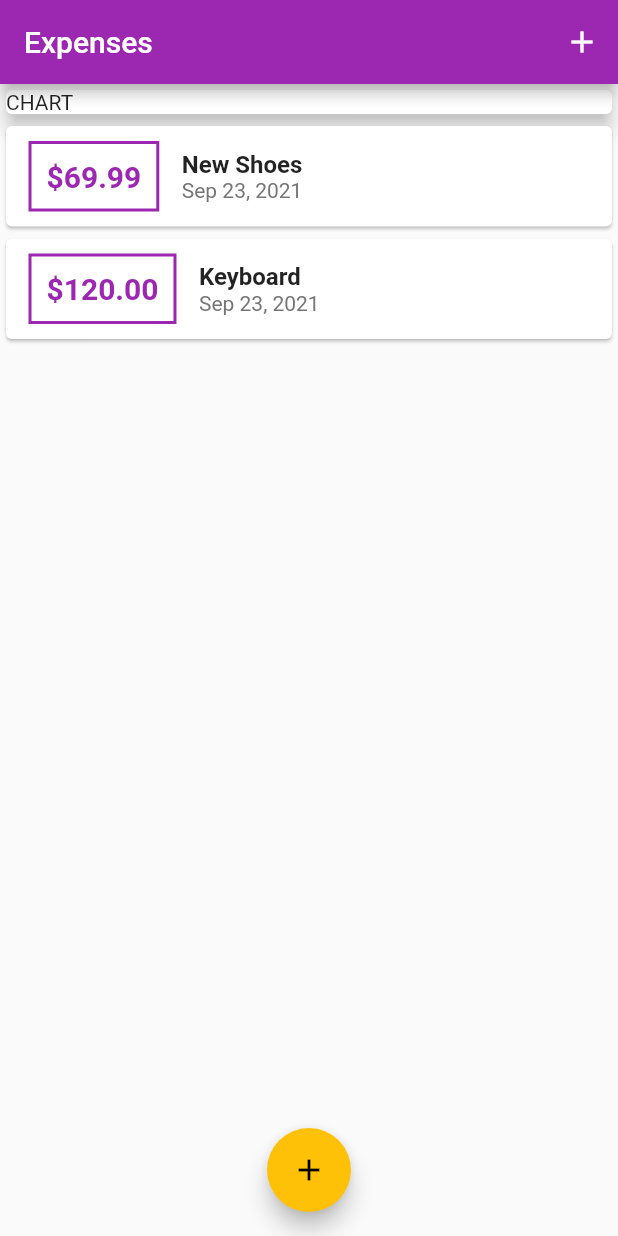
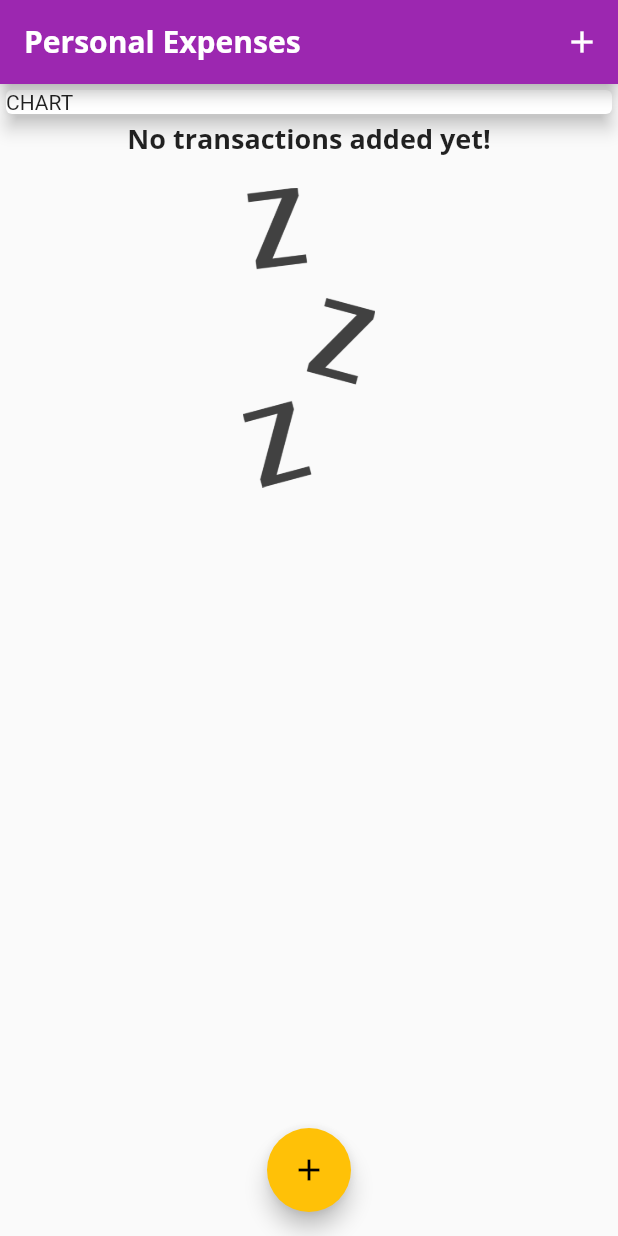
Before and after one commit to supanthapaul/flutter_personal_expenses, a Flutter app: the screen it shows after launch, on a phone screen of 412 x 824 dp. Run offline on Flutter 3.47's test engine with Material 2 defaults, Android fonts, the phone set to English and light mode, and no system bars.

Commit message:
Added custom fonts and images

```diff
--- a/lib/main.dart
+++ b/lib/main.dart
@@ -15,6 +15,23 @@ class MyApp extends StatelessWidget {
         theme: ThemeData(
           primarySwatch: Colors.purple,
           accentColor: Colors.amber,
+          fontFamily: "Quicksand",
+          textTheme: ThemeData.light().textTheme.copyWith(
+                headline6: TextStyle(
+                  fontFamily: "OpenSans",
+                  fontSize: 18,
+                  fontWeight: FontWeight.bold,
+                ),
+              ),
+          appBarTheme: AppBarTheme(
+            textTheme: ThemeData.light().textTheme.copyWith(
+                  headline6: TextStyle(
+                    fontFamily: "OpenSans",
+                    fontSize: 20,
+                    fontWeight: FontWeight.bold,
+                  ),
+                ),
+          ),
         ),
         home: HomePage());
   }
@@ -27,18 +44,18 @@ class HomePage extends StatefulWidget {
 
 class _HomePageState extends State<HomePage> {
   final List<Transaction> _userTransactions = [
-    Transaction(
-      id: 't1',
-      title: 'New Shoes',
-      amount: 69.99,
-      date: DateTime.now(),
-    ),
-    Transaction(
-      id: 't2',
-      title: 'Keyboard',
-      amount: 120.00,
-      date: DateTime.now(),
-    ),
+    // Transaction(
+    //   id: 't1',
+    //   title: 'New Shoes',
+    //   amount: 69.99,
+    //   date: DateTime.now(),
+    // ),
+    // Transaction(
+    //   id: 't2',
+    //   title: 'Keyboard',
+    //   amount: 120.00,
+    //   date: DateTime.now(),
+    // ),
   ];
 
   void _addTransaction(String title, double amount) {
@@ -65,7 +82,9 @@ class _HomePageState extends State<HomePage> {
   Widget build(BuildContext context) {
     return Scaffold(
       appBar: AppBar(
-        title: Text("Expenses"),
+        title: Text(
+          "Personal Expenses",
+        ),
         actions: [
           IconButton(
             onPressed: () => _showTransactionForm(context),
--- a/lib/widgets/transaction_list.dart
+++ b/lib/widgets/transaction_list.dart
@@ -11,13 +11,33 @@ class TransactionList extends StatelessWidget {
   Widget build(BuildContext context) {
     return Container(
       height: 300,
-      child: ListView.builder(
+      child: transactions.isEmpty
+          ? Column(
+              children: [
+                Text(
+                  "No transactions added yet!",
+                  style: Theme.of(context).textTheme.headline6,
+                ),
+                SizedBox(
+                  height: 20,
+                ),
+                Container(
+                  height: 200,
+                  child: Image.asset(
+                    "assets/images/waiting.png",
+                    fit: BoxFit.cover,
+                  ),
+                )
+              ],
+            )
+          : ListView.builder(
               itemBuilder: (ctx, i) {
                 return Card(
                   child: Row(
                     children: [
                       Container(
-                  margin: EdgeInsets.symmetric(vertical: 10, horizontal: 15),
+                        margin:
+                            EdgeInsets.symmetric(vertical: 10, horizontal: 15),
                         padding: EdgeInsets.all(10),
                         decoration: BoxDecoration(
                             border: Border.all(
@@ -38,8 +58,7 @@ class TransactionList extends StatelessWidget {
                         children: [
                           Text(
                             transactions[i].title,
-                      style:
-                          TextStyle(fontWeight: FontWeight.bold, fontSize: 16),
+                            style: Theme.of(context).textTheme.headline6,
                           ),
                           Text(
                             DateFormat.yMMMd().format(transactions[i].date),
```
Also changed, not shown: pubspec.yaml (+13 -8 lines), assets/fonts/OpenSans-Bold.ttf (added), assets/fonts/OpenSans-Regular.ttf (added), assets/fonts/Quicksand-Bold.ttf (added), assets/fonts/Quicksand-Light.ttf (added), assets/fonts/Quicksand-Medium.ttf (added), assets/fonts/Quicksand-Regular.ttf (added), assets/images/waiting.png (added). Lines whose indentation alone changed are shown as unchanged.
